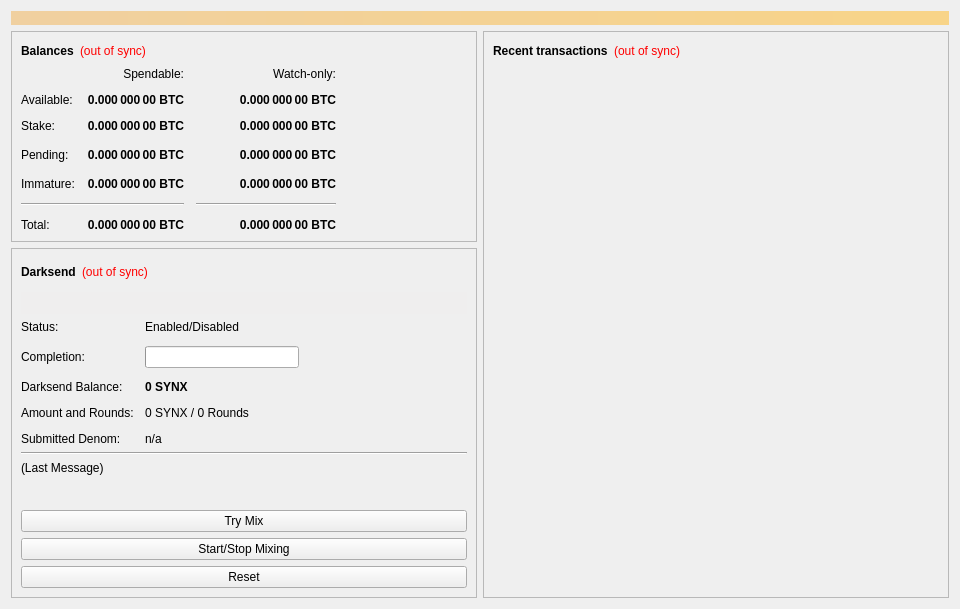
The window that src/qt/forms/overviewpage.ui (thibetabc/SyndicateQT) describes before a commit, drawn with Qt 5.
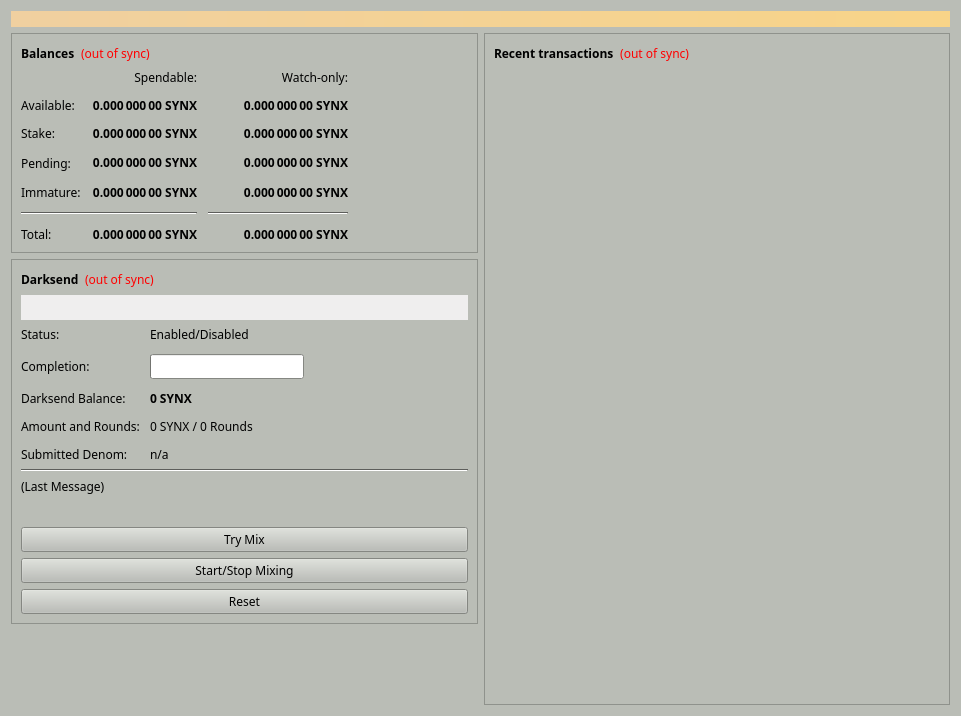
The same window after the commit.

Diff of the .ui file:
```diff
--- a/src/qt/forms/overviewpage.ui
+++ b/src/qt/forms/overviewpage.ui
@@ -6,8 +6,8 @@
    <rect>
     <x>0</x>
     <y>0</y>
-    <width>960</width>
-    <height>594</height>
+    <width>961</width>
+    <height>716</height>
    </rect>
   </property>
   <property name="minimumSize">
@@ -16,6 +16,426 @@
     <height>0</height>
    </size>
   </property>
+  <property name="palette">
+   <palette>
+    <active>
+     <colorrole role="WindowText">
+      <brush brushstyle="SolidPattern">
+       <color alpha="255">
+        <red>0</red>
+        <green>0</green>
+        <blue>0</blue>
+       </color>
+      </brush>
+     </colorrole>
+     <colorrole role="Button">
+      <brush brushstyle="SolidPattern">
+       <color alpha="255">
+        <red>186</red>
+        <green>189</green>
+        <blue>182</blue>
+       </color>
+      </brush>
+     </colorrole>
+     <colorrole role="Light">
+      <brush brushstyle="SolidPattern">
+       <color alpha="255">
+        <red>255</red>
+        <green>255</green>
+        <blue>255</blue>
+       </color>
+      </brush>
+     </colorrole>
+     <colorrole role="Midlight">
+      <brush brushstyle="SolidPattern">
+       <color alpha="255">
+        <red>220</red>
+        <green>222</green>
+        <blue>218</blue>
+       </color>
+      </brush>
+     </colorrole>
+     <colorrole role="Dark">
+      <brush brushstyle="SolidPattern">
+       <color alpha="255">
+        <red>93</red>
+        <green>94</green>
+        <blue>91</blue>
+       </color>
+      </brush>
+     </colorrole>
+     <colorrole role="Mid">
+      <brush brushstyle="SolidPattern">
+       <color alpha="255">
+        <red>124</red>
+        <green>126</green>
+        <blue>121</blue>
+       </color>
+      </brush>
+     </colorrole>
+     <colorrole role="Text">
+      <brush brushstyle="SolidPattern">
+       <color alpha="255">
+        <red>0</red>
+        <green>0</green>
+        <blue>0</blue>
+       </color>
+      </brush>
+     </colorrole>
+     <colorrole role="BrightText">
+      <brush brushstyle="SolidPattern">
+       <color alpha="255">
+        <red>255</red>
+        <green>255</green>
+        <blue>255</blue>
+       </color>
+      </brush>
+     </colorrole>
+     <colorrole role="ButtonText">
+      <brush brushstyle="SolidPattern">
+       <color alpha="255">
+        <red>0</red>
+        <green>0</green>
+        <blue>0</blue>
+       </color>
+      </brush>
+     </colorrole>
+     <colorrole role="Base">
+      <brush brushstyle="SolidPattern">
+       <color alpha="255">
+        <red>255</red>
+        <green>255</green>
+        <blue>255</blue>
+       </color>
+      </brush>
+     </colorrole>
+     <colorrole role="Window">
+      <brush brushstyle="SolidPattern">
+       <color alpha="255">
+        <red>186</red>
+        <green>189</green>
+        <blue>182</blue>
+       </color>
+      </brush>
+     </colorrole>
+     <colorrole role="Shadow">
+      <brush brushstyle="SolidPattern">
+       <color alpha="255">
+        <red>0</red>
+        <green>0</green>
+        <blue>0</blue>
+       </color>
+      </brush>
+     </colorrole>
+     <colorrole role="AlternateBase">
+      <brush brushstyle="SolidPattern">
+       <color alpha="255">
+        <red>220</red>
+        <green>222</green>
+        <blue>218</blue>
+       </color>
+      </brush>
+     </colorrole>
+     <colorrole role="ToolTipBase">
+      <brush brushstyle="SolidPattern">
+       <color alpha="255">
+        <red>255</red>
+        <green>255</green>
+        <blue>220</blue>
+       </color>
+      </brush>
+     </colorrole>
+     <colorrole role="ToolTipText">
+      <brush brushstyle="SolidPattern">
+       <color alpha="255">
+        <red>0</red>
+        <green>0</green>
+        <blue>0</blue>
+       </color>
+      </brush>
+     </colorrole>
+    </active>
+    <inactive>
+     <colorrole role="WindowText">
+      <brush brushstyle="SolidPattern">
+       <color alpha="255">
+        <red>0</red>
+        <green>0</green>
+        <blue>0</blue>
+       </color>
+      </brush>
+     </colorrole>
+     <colorrole role="Button">
+      <brush brushstyle="SolidPattern">
+       <color alpha="255">
+        <red>186</red>
+        <green>189</green>
+        <blue>182</blue>
+       </color>
+      </brush>
+     </colorrole>
+     <colorrole role="Light">
+      <brush brushstyle="SolidPattern">
+       <color alpha="255">
+        <red>255</red>
+        <green>255</green>
+        <blue>255</blue>
+       </color>
+      </brush>
+     </colorrole>
+     <colorrole role="Midlight">
+      <brush brushstyle="SolidPattern">
+       <color alpha="255">
+        <red>220</red>
+        <green>222</green>
+        <blue>218</blue>
+       </color>
+      </brush>
+     </colorrole>
+     <colorrole role="Dark">
+      <brush brushstyle="SolidPattern">
+       <color alpha="255">
+        <red>93</red>
+        <green>94</green>
+        <blue>91</blue>
+       </color>
+      </brush>
+     </colorrole>
+     <colorrole role="Mid">
+      <brush brushstyle="SolidPattern">
+       <color alpha="255">
+        <red>124</red>
+        <green>126</green>
+        <blue>121</blue>
+       </color>
+      </brush>
+     </colorrole>
+     <colorrole role="Text">
+      <brush brushstyle="SolidPattern">
+       <color alpha="255">
+        <red>0</red>
+        <green>0</green>
+        <blue>0</blue>
+       </color>
+      </brush>
+     </colorrole>
+     <colorrole role="BrightText">
+      <brush brushstyle="SolidPattern">
+       <color alpha="255">
+        <red>255</red>
+        <green>255</green>
+        <blue>255</blue>
+       </color>
+      </brush>
+     </colorrole>
+     <colorrole role="ButtonText">
+      <brush brushstyle="SolidPattern">
+       <color alpha="255">
+        <red>0</red>
+        <green>0</green>
+        <blue>0</blue>
+       </color>
+      </brush>
+     </colorrole>
+     <colorrole role="Base">
+      <brush brushstyle="SolidPattern">
+       <color alpha="255">
+        <red>255</red>
+        <green>255</green>
+        <blue>255</blue>
+       </color>
+      </brush>
+     </colorrole>
+     <colorrole role="Window">
+      <brush brushstyle="SolidPattern">
+       <color alpha="255">
+        <red>186</red>
+        <green>189</green>
+        <blue>182</blue>
+       </color>
+      </brush>
+     </colorrole>
+     <colorrole role="Shadow">
+      <brush brushstyle="SolidPattern">
+       <color alpha="255">
+        <red>0</red>
+        <green>0</green>
+        <blue>0</blue>
+       </color>
+      </brush>
+     </colorrole>
+     <colorrole role="AlternateBase">
+      <brush brushstyle="SolidPattern">
+       <color alpha="255">
+        <red>220</red>
+        <green>222</green>
+        <blue>218</blue>
+       </color>
+      </brush>
+     </colorrole>
+     <colorrole role="ToolTipBase">
+      <brush brushstyle="SolidPattern">
+       <color alpha="255">
+        <red>255</red>
+        <green>255</green>
+        <blue>220</blue>
+       </color>
+      </brush>
+     </colorrole>
+     <colorrole role="ToolTipText">
+      <brush brushstyle="SolidPattern">
+       <color alpha="255">
+        <red>0</red>
+        <green>0</green>
+        <blue>0</blue>
+       </color>
+      </brush>
+     </colorrole>
+    </inactive>
+    <disabled>
+     <colorrole role="WindowText">
+      <brush brushstyle="SolidPattern">
+       <color alpha="255">
+        <red>93</red>
+        <green>94</green>
+        <blue>91</blue>
+       </color>
+      </brush>
+     </colorrole>
+     <colorrole role="Button">
+      <brush brushstyle="SolidPattern">
+       <color alpha="255">
+        <red>186</red>
+        <green>189</green>
+        <blue>182</blue>
+       </color>
+      </brush>
+     </colorrole>
+     <colorrole role="Light">
+      <brush brushstyle="SolidPattern">
+       <color alpha="255">
+        <red>255</red>
+        <green>255</green>
+        <blue>255</blue>
+       </color>
+      </brush>
+     </colorrole>
+     <colorrole role="Midlight">
+      <brush brushstyle="SolidPattern">
+       <color alpha="255">
+        <red>220</red>
+        <green>222</green>
+        <blue>218</blue>
+       </color>
+      </brush>
+     </colorrole>
+     <colorrole role="Dark">
+      <brush brushstyle="SolidPattern">
+       <color alpha="255">
+        <red>93</red>
+        <green>94</green>
+        <blue>91</blue>
+       </color>
+      </brush>
+     </colorrole>
+     <colorrole role="Mid">
+      <brush brushstyle="SolidPattern">
+       <color alpha="255">
+        <red>124</red>
+        <green>126</green>
+        <blue>121</blue>
+       </color>
+      </brush>
+     </colorrole>
+     <colorrole role="Text">
+      <brush brushstyle="SolidPattern">
+       <color alpha="255">
+        <red>93</red>
+        <green>94</green>
+        <blue>91</blue>
+       </color>
+      </brush>
+     </colorrole>
+     <colorrole role="BrightText">
+      <brush brushstyle="SolidPattern">
+       <color alpha="255">
+        <red>255</red>
+        <green>255</green>
+        <blue>255</blue>
+       </color>
+      </brush>
+     </colorrole>
+     <colorrole role="ButtonText">
+      <brush brushstyle="SolidPattern">
+       <color alpha="255">
+        <red>93</red>
+        <green>94</green>
+        <blue>91</blue>
+       </color>
+      </brush>
+     </colorrole>
+     <colorrole role="Base">
+      <brush brushstyle="SolidPattern">
+       <color alpha="255">
+        <red>186</red>
+        <green>189</green>
+        <blue>182</blue>
+       </color>
+      </brush>
+     </colorrole>
+     <colorrole role="Window">
+      <brush brushstyle="SolidPattern">
+       <color alpha="255">
+        <red>186</red>
+        <green>189</green>
+        <blue>182</blue>
+       </color>
+      </brush>
+     </colorrole>
+     <colorrole role="Shadow">
+      <brush brushstyle="SolidPattern">
+       <color alpha="255">
+        <red>0</red>
+        <green>0</green>
+        <blue>0</blue>
+       </color>
+      </brush>
+     </colorrole>
+     <colorrole role="AlternateBase">
+      <brush brushstyle="SolidPattern">
+       <color alpha="255">
+        <red>186</red>
+        <green>189</green>
+        <blue>182</blue>
+       </color>
+      </brush>
+     </colorrole>
+     <colorrole role="ToolTipBase">
+      <brush brushstyle="SolidPattern">
+       <color alpha="255">
+        <red>255</red>
+        <green>255</green>
+        <blue>220</blue>
+       </color>
+      </brush>
+     </colorrole>
+     <colorrole role="ToolTipText">
+      <brush brushstyle="SolidPattern">
+       <color alpha="255">
+        <red>0</red>
+        <green>0</green>
+        <blue>0</blue>
+       </color>
+      </brush>
+     </colorrole>
+    </disabled>
+   </palette>
+  </property>
+  <property name="font">
+   <font>
+    <family>Sawasdee</family>
+   </font>
+  </property>
   <property name="windowTitle">
    <string>Form</string>
   </property>
@@ -101,7 +521,7 @@
           <item>
            <layout class="QGridLayout" name="gridLayout">
             <property name="spacing">
-             <number>12</number>
+             <number>11</number>
             </property>
             <item row="3" column="2">
              <widget class="QLabel" name="labelWatchPending">
@@ -118,7 +538,7 @@
                <string>Unconfirmed transactions to watch-only addresses</string>
               </property>
               <property name="text">
-               <string notr="true">0.000 000 00 BTC</string>
+               <string notr="true">0.000 000 00 SYNX</string>
               </property>
               <property name="alignment">
                <set>Qt::AlignRight|Qt::AlignTrailing|Qt::AlignVCenter</set>
@@ -143,7 +563,7 @@
                <string>Total of transactions that have yet to be confirmed, and do not yet count toward the spendable balance</string>
               </property>
               <property name="text">
-               <string notr="true">0.000 000 00 BTC</string>
+               <string notr="true">0.000 000 00 SYNX</string>
               </property>
               <property name="alignment">
                <set>Qt::AlignRight|Qt::AlignTrailing|Qt::AlignVCenter</set>
@@ -168,7 +588,7 @@
                <string>Mined balance in watch-only addresses that has not yet matured</string>
               </property>
               <property name="text">
-               <string notr="true">0.000 000 00 BTC</string>
+               <string notr="true">0.000 000 00 SYNX</string>
               </property>
               <property name="alignment">
                <set>Qt::AlignRight|Qt::AlignTrailing|Qt::AlignVCenter</set>
@@ -226,7 +646,7 @@
                <string>Mined balance that has not yet matured</string>
               </property>
               <property name="text">
-               <string notr="true">0.000 000 00 BTC</string>
+               <string notr="true">0.000 000 00 SYNX</string>
               </property>
               <property name="alignment">
                <set>Qt::AlignRight|Qt::AlignTrailing|Qt::AlignVCenter</set>
@@ -271,7 +691,7 @@
                <string>Your current total balance</string>
               </property>
               <property name="text">
-               <string notr="true">0.000 000 00 BTC</string>
+               <string notr="true">0.000 000 00 SYNX</string>
               </property>
               <property name="alignment">
                <set>Qt::AlignRight|Qt::AlignTrailing|Qt::AlignVCenter</set>
@@ -296,7 +716,7 @@
                <string>Current total balance in watch-only addresses</string>
               </property>
               <property name="text">
-               <string notr="true">0.000 000 00 BTC</string>
+               <string notr="true">0.000 000 00 SYNX</string>
               </property>
               <property name="alignment">
                <set>Qt::AlignRight|Qt::AlignTrailing|Qt::AlignVCenter</set>
@@ -338,7 +758,7 @@
                <string>Your current spendable balance</string>
               </property>
               <property name="text">
-               <string notr="true">0.000 000 00 BTC</string>
+               <string notr="true">0.000 000 00 SYNX</string>
               </property>
               <property name="alignment">
                <set>Qt::AlignRight|Qt::AlignTrailing|Qt::AlignVCenter</set>
@@ -370,7 +790,7 @@
                <string>Total of coins that was staked, and do not yet count toward the current balance</string>
               </property>
               <property name="text">
-               <string notr="true">0.000 000 00 BTC</string>
+               <string notr="true">0.000 000 00 SYNX</string>
               </property>
               <property name="alignment">
                <set>Qt::AlignRight|Qt::AlignTrailing|Qt::AlignVCenter</set>
@@ -395,7 +815,7 @@
                <string>Total of coins that was staked in watch-only addresses, and do not yet count toward the current watch-only balance</string>
               </property>
               <property name="text">
-               <string notr="true">0.000 000 00 BTC</string>
+               <string notr="true">0.000 000 00 SYNX</string>
               </property>
               <property name="alignment">
                <set>Qt::AlignRight|Qt::AlignTrailing|Qt::AlignVCenter</set>
@@ -420,7 +840,7 @@
                <string>Your current balance in watch-only addresses</string>
               </property>
               <property name="text">
-               <string notr="true">0.000 000 00 BTC</string>
+               <string notr="true">0.000 000 00 SYNX</string>
               </property>
               <property name="alignment">
                <set>Qt::AlignRight|Qt::AlignTrailing|Qt::AlignVCenter</set>
@@ -524,9 +944,6 @@
           </item>
           <item>
            <widget class="QPushButton" name="runAutoDenom">
-            <property name="enabled">
-             <bool>false</bool>
-            </property>
             <property name="palette">
              <palette>
               <active>
@@ -962,10 +1379,10 @@
              <enum>QFormLayout::AllNonFixedFieldsGrow</enum>
             </property>
             <property name="horizontalSpacing">
-             <number>11</number>
+             <number>10</number>
             </property>
             <property name="verticalSpacing">
-             <number>12</number>
+             <number>11</number>
             </property>
             <item row="0" column="0">
              <widget class="QLabel" name="label_6">
```
Left out of the diff: 16 changed lines with no effect on the pictures.
